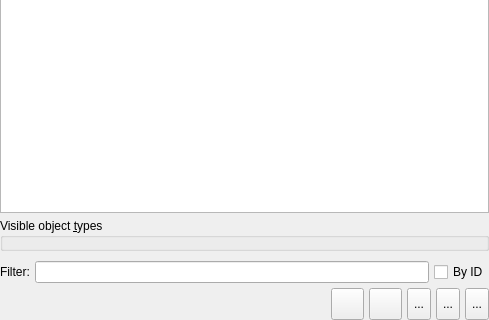
Before: the Qt Designer form libs/libgui/ui/widgets/modelobjectswidget.ui in arichiardi/pgmodeler, drawn with Qt 5; both pictures show x 0 to 489 and y 260 to 580 of the 489 by 580 pixel window.
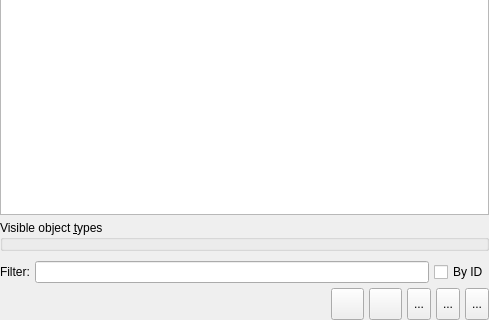
After: the same form once the commit is applied. Icons and pictures are not drawn.

Patch:
```diff
--- a/libs/libgui/ui/widgets/modelobjectswidget.ui
+++ b/libs/libgui/ui/widgets/modelobjectswidget.ui
@@ -561,16 +561,16 @@
      </property>
      <layout class="QGridLayout" name="gridLayout">
       <property name="leftMargin">
-       <number>5</number>
+       <number>0</number>
       </property>
       <property name="topMargin">
-       <number>5</number>
+       <number>0</number>
       </property>
       <property name="rightMargin">
-       <number>5</number>
+       <number>0</number>
       </property>
       <property name="bottomMargin">
-       <number>5</number>
+       <number>0</number>
       </property>
       <property name="spacing">
        <number>5</number>
```
